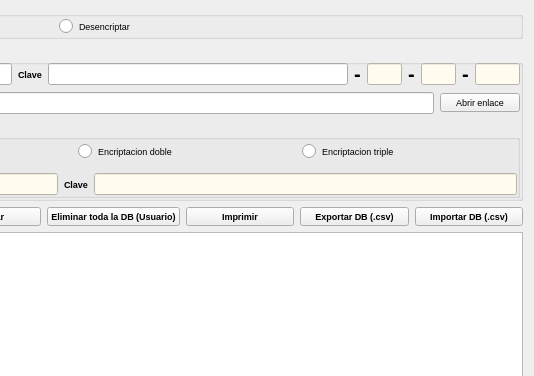
kapyderi/recoverdrake-v3, file dbclaves.ui: the form before one commit; both pictures show x 422 to 956 and y 0 to 376 of the 956 by 698 pixel window.
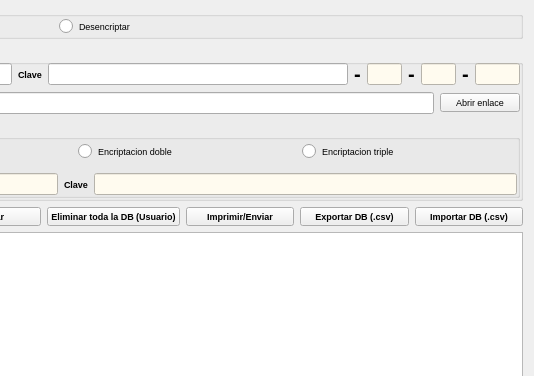
The form after the commit. The open tabs and pages were chosen to show the change. Icons and pictures are not drawn.

The edit to the form file:
```diff
--- a/dbclaves.ui
+++ b/dbclaves.ui
@@ -140,7 +140,7 @@
 font: bold</string>
        </property>
        <property name="text">
-        <string>Imprimir</string>
+        <string>Imprimir/Enviar</string>
        </property>
        <property name="icon">
         <iconset resource="recoverdrake.qrc">
```
Left out of the diff: 377 changed lines with no effect on the pictures.
